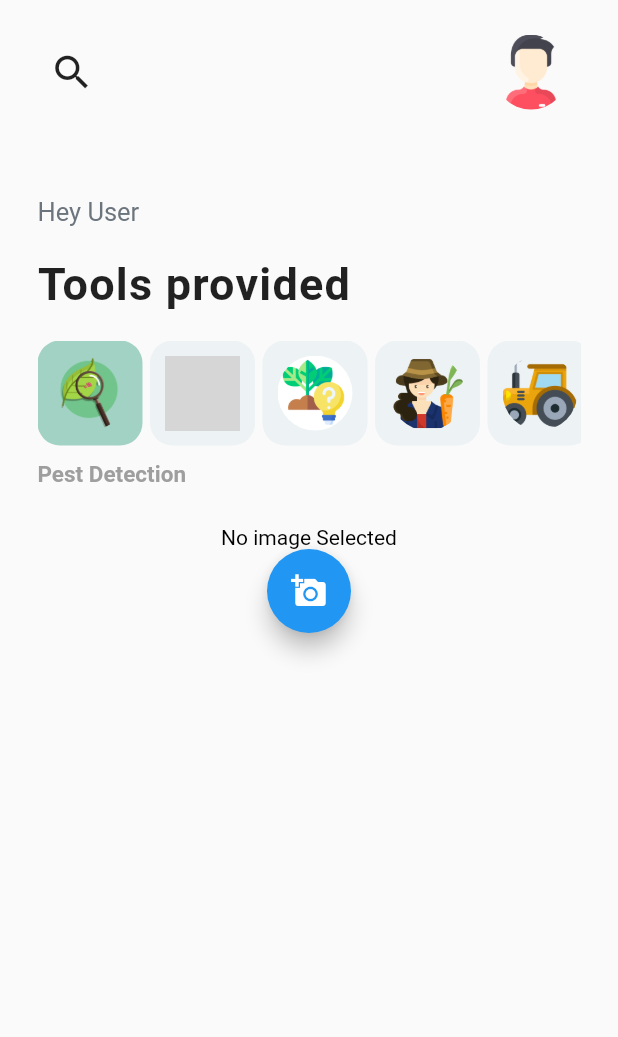
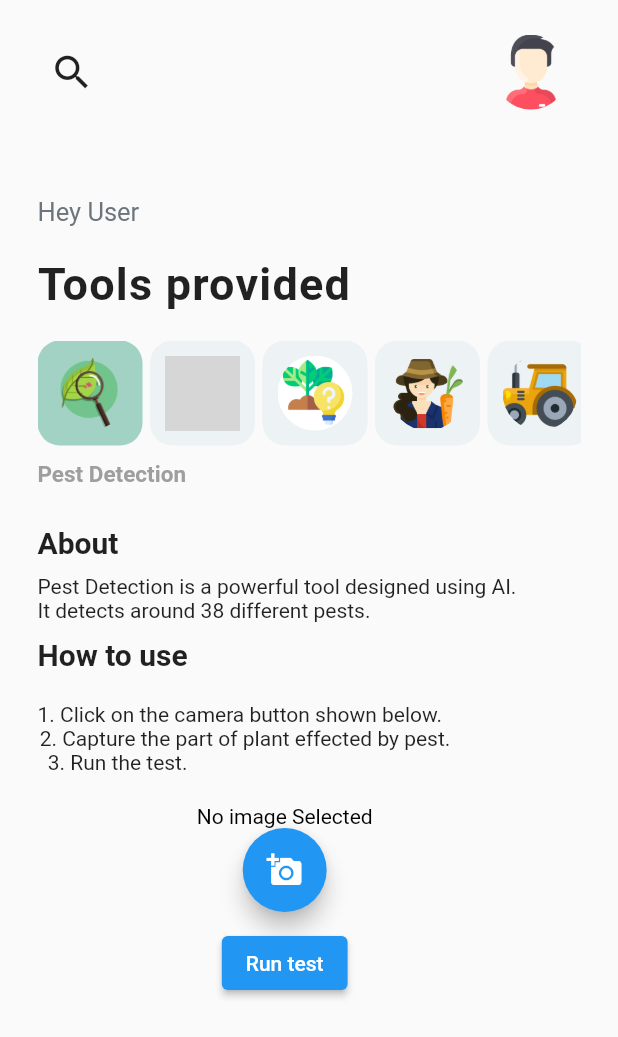
Before and after one commit to GowthamKumar1626/FarmX-UI, a Flutter app: the ToolScreen screen opened directly, on a phone screen of 412 x 824 dp. Shown: the top 1037 px of the screen. Run offline on Flutter 3.47's test engine with Material 2 defaults, Android fonts, the light colour scheme and no system bars; our stand-ins replace bottom_navy_bar, eva_icons_flutter, firebase_auth, firebase_core, image_picker, location; accounts and stored records are empty; network calls fail; Roboto replaces fonts that are missing (Poppins); grey boxes are pictures that could not be loaded.

Commit message:
Added Description about pest detection

```diff
--- a/lib/Screens/HomeScreen.dart
+++ b/lib/Screens/HomeScreen.dart
@@ -27,6 +27,9 @@ class _HomeScreenState extends State<HomeScreen> {
     return Scaffold(
       body: _pages[currentIndex],
       bottomNavigationBar: BottomNavyBar(
+        itemCornerRadius: 20,
+        curve: Curves.decelerate,
+        // animationDuration: Duration(milliseconds: 200),
         backgroundColor: Colors.white,
         showElevation: false,
         selectedIndex: currentIndex,
--- a/lib/Screens/RegistrationScreen.dart
+++ b/lib/Screens/RegistrationScreen.dart
@@ -235,7 +235,7 @@ class _RegistrationScreenState extends State<RegistrationScreen> {
               final newUser = await _auth.createUserWithEmailAndPassword(
                   email: email, password: password);
 
-              if (newUser != null) {
+              if (newUser != null) { // ignore: unnecessary_null_comparison
                 // ignore: unnecessary_null_comparison
                 Navigator.pushNamed(context, HomeScreen.id);
               }
--- a/lib/Screens/ToolScreen.dart
+++ b/lib/Screens/ToolScreen.dart
@@ -137,7 +137,12 @@ class _ToolScreenState extends State<ToolScreen> {
                   SizedBox(
                     height: 25,
                   ),
-                  toolWidget,
+                  Row(
+                    mainAxisAlignment: MainAxisAlignment.start,
+                    children: <Widget>[
+                      toolWidget,
+                    ],
+                  ),
                 ],
               ),
             ),
--- a/lib/Widgets/PestDetectionWidget.dart
+++ b/lib/Widgets/PestDetectionWidget.dart
@@ -2,6 +2,8 @@ import 'dart:io';
 
 import 'package:flutter/material.dart';
 import 'package:image_picker/image_picker.dart';
+
+import '../Constants/Constants.dart';
 
 class PestDetectionWidget extends StatefulWidget {
   @override
@@ -26,7 +28,66 @@ class _PestDetectionWidgetState extends State<PestDetectionWidget> {
   Widget build(BuildContext context) {
     return Column(
       children: <Widget>[
-        Center(
+        Column(
+          crossAxisAlignment: CrossAxisAlignment.start,
+          children: [
+            Container(
+              child: Text(
+                "About",
+                style: kTopHeadingStyle,
+              ),
+            ),
+            SizedBox(
+              height: 10,
+            ),
+            Container(
+              // padding: const EdgeInsets.all(16.0),
+              width: MediaQuery.of(context).size.width * 0.8,
+              child: new Column(
+                children: <Widget>[
+                  new Text(
+                      "Pest Detection is a powerful tool designed using AI. It detects around 38 different pests.",
+                      textAlign: TextAlign.left),
+                ],
+              ),
+            ),
+            SizedBox(
+              height: 10,
+            ),
+            Container(
+              child: Text(
+                "How to use",
+                style: kTopHeadingStyle,
+              ),
+            ),
+            SizedBox(
+              height: 20,
+            ),
+            Container(
+              alignment: Alignment.centerLeft,
+              width: MediaQuery.of(context).size.width * 0.8,
+              child: new Column(
+                children: <Widget>[
+                  new Text(
+                    "1. Click on the camera button shown below.  ",
+                    textAlign: TextAlign.left,
+                  ),
+                  new Text("2. Capture the part of plant effected by pest.",
+                      textAlign: TextAlign.left),
+                  new Text(
+                      "3. Run the test.                                                 ",
+                      textAlign: TextAlign.left),
+                ],
+              ),
+            ),
+          ],
+        ),
+        SizedBox(
+          height: 20,
+        ),
+        Align(
+          alignment: Alignment.center,
+          child: Center(
             // ignore: unnecessary_null_comparison
             child: _image == null
                 ? Text(
@@ -37,11 +98,24 @@ class _PestDetectionWidgetState extends State<PestDetectionWidget> {
                   )
                 : Image.file(_image),
           ),
+        ),
+        Column(
+          mainAxisAlignment: MainAxisAlignment.end,
+          children: <Widget>[
             FloatingActionButton(
               onPressed: getImage,
               tooltip: 'Pick Image',
               child: Icon(Icons.add_a_photo),
             ),
+            SizedBox(
+              height: 10,
+            ),
+            ElevatedButton(
+              onPressed: () {},
+              child: Text("Run test"),
+            ),
+          ],
+        ),
       ],
     );
   }
--- a/pubspec.yaml
+++ b/pubspec.yaml
@@ -39,10 +39,16 @@ dependencies:
   location: ^4.1.1
   path_provider: ^2.0.2
   bottom_navy_bar: ^6.0.0
+  dio: ^4.0.0
+  flutter_bloc: ^7.0.1
+  intl: ^0.17.0
+  url_launcher: ^6.0.4
+  cached_network_image: ^3.0.0
 
 dev_dependencies:
   flutter_test:
     sdk: flutter
+  json_serializable: ^4.1.3
 
 # For information on the generic Dart part of this file, see the
 # following page: https://dart.dev/tools/pub/pubspec
```
Also changed, not shown: lib/Widgets/BottomBar.dart (deleted, +0 -52 lines), pubspec.lock. Lines whose indentation alone changed are shown as unchanged.
